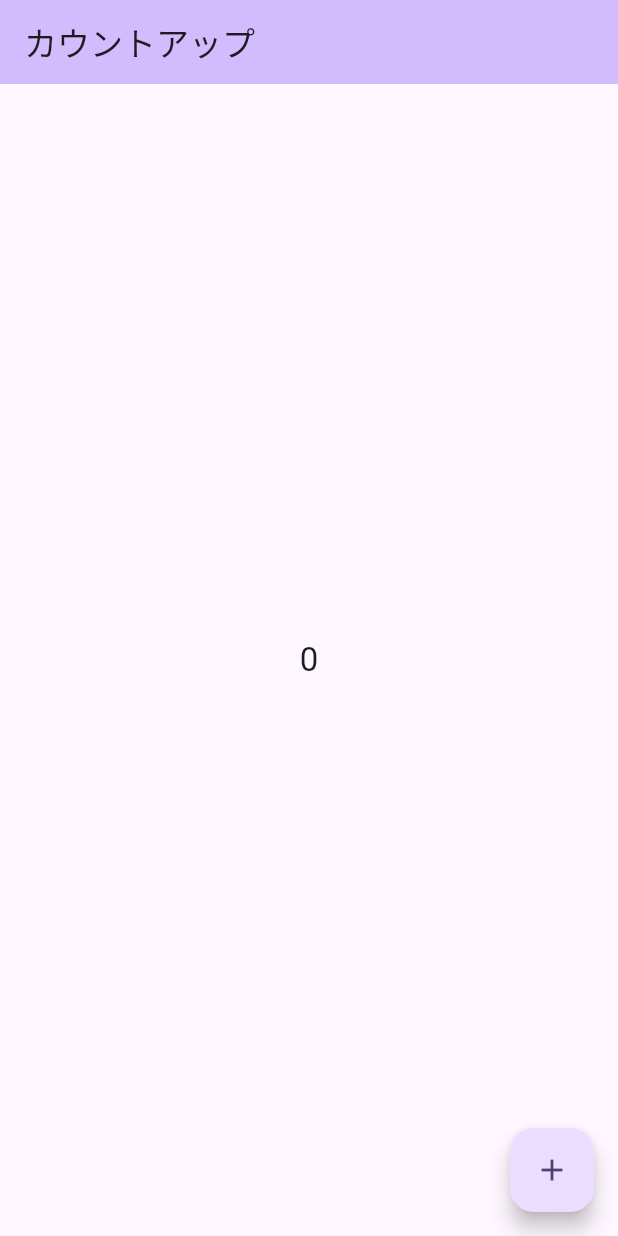
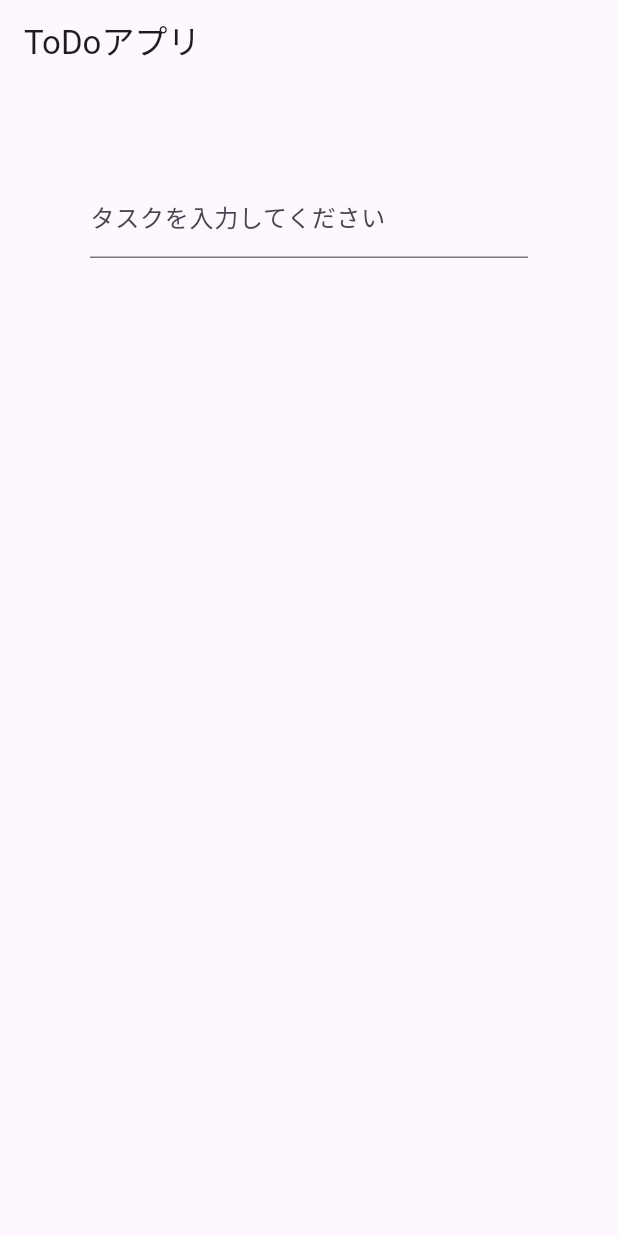
Before and after one commit to fujiki-yuya/flutter_study, a Flutter app: the screen it shows after launch, on a phone screen of 412 x 824 dp. Run offline on Flutter 3.47's test engine with Material 2 defaults, Android fonts, the phone set to English and light mode, and no system bars; missing offline and left inert: dart:ffi.

Commit message:
クラス作成、テキストフォーム表示

```diff
--- a/lib/main.dart
+++ b/lib/main.dart
@@ -1,6 +1,5 @@
+import 'package:count_up_app/todo_app.dart';
 import 'package:flutter/material.dart';
-
-import 'count_up.dart';
 
 void main() {
   runApp(const MyApp());
@@ -14,12 +13,12 @@
   @override
   Widget build(BuildContext context) {
     return MaterialApp(
-      title: 'Flutter Demo',
+      title: 'ToDoアプリ',
       theme: ThemeData(
         colorScheme: ColorScheme.fromSeed(seedColor: Colors.deepPurple),
         useMaterial3: true,
       ),
-      home: const CountUpScreen(),
+      home: const TodoListScreen(),
     );
   }
 }
--- /dev/null
+++ b/lib/todo_app.dart
@@ -0,0 +1,48 @@
+import 'dart:ffi';
+
+import 'package:flutter/material.dart';
+
+class TodoListScreen extends StatefulWidget {
+  const TodoListScreen({super.key});
+
+  @override
+  _TodoListScreenState createState() => _TodoListScreenState();
+}
+
+class _TodoListScreenState extends State<TodoListScreen> {
+  String _taskInput = '';
+  final List<String> _taskList = [];
+
+  void _addTask() {
+    setState(() {
+      _taskList.add(_taskInput);
+      _taskInput = '';
+    });
+  }
+
+  @override
+  Widget build(BuildContext context) {
+    return Scaffold(
+      appBar: AppBar(
+        title: const Text('ToDoアプリ'),
+      ),
+      body: Column(
+        children: [
+          Padding(
+            padding: const EdgeInsets.all(60.0),
+            child: TextField(
+              onChanged: (value) {
+                setState(() {
+                  _taskInput = value;
+                });
+              },
+              decoration: const InputDecoration(
+                labelText: 'タスクを入力してください',
+              ),
+            ),
+          ),
+        ],
+      ),
+    );
+  }
+}
```
